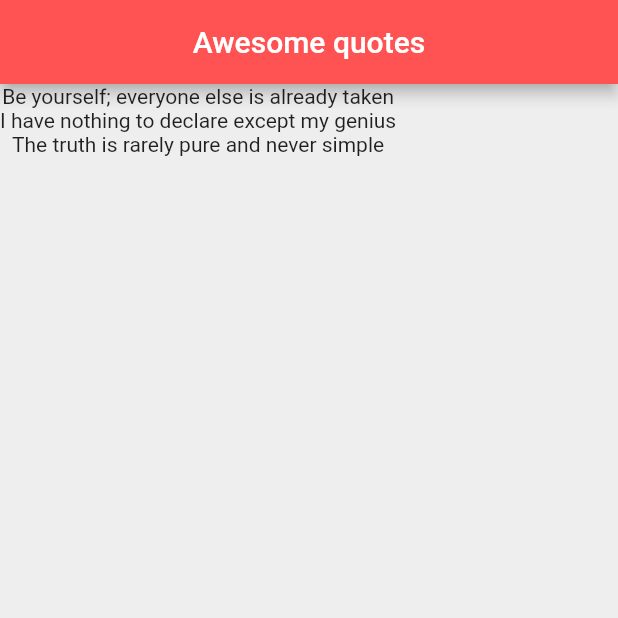
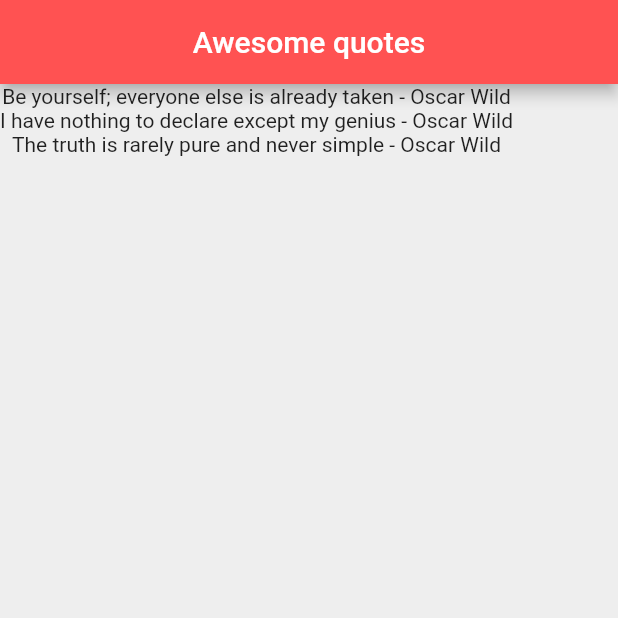
Before and after one commit to leonardosibela/list_app_flutter, a Flutter app: the screen it shows after launch, on a phone screen of 412 x 824 dp, the top half of it. Run offline on Flutter 3.47's test engine with Material 2 defaults, Android fonts, the phone set to English and light mode, and no system bars.

Commit message:
Displaying a list of quotes

```diff
--- a/lib/main.dart
+++ b/lib/main.dart
@@ -1,4 +1,6 @@
 import 'package:flutter/material.dart';
+import 'package:list_app_flutter/quote.dart';
+import 'quote.dart';
 
 void main() {
   runApp(MaterialApp(
@@ -13,10 +15,10 @@ class QuoteList extends StatefulWidget {
 
 class _QuoteListState extends State<QuoteList> {
 
-  List<String> quotes = [
-    'Be yourself; everyone else is already taken',
-    'I have nothing to declare except my genius',
-    'The truth is rarely pure and never simple'
+  List<Quote> quotes = [
+    Quote(author: 'Oscar Wild', text: 'Be yourself; everyone else is already taken'),
+    Quote(author: 'Oscar Wild', text: 'I have nothing to declare except my genius'),
+    Quote(author: 'Oscar Wild', text: 'The truth is rarely pure and never simple')
   ];
 
   @override
@@ -29,7 +31,7 @@ class _QuoteListState extends State<QuoteList> {
         backgroundColor: Colors.redAccent,
       ),
       body: Column(
-        children: quotes.map((quote) => Text(quote)).toList()
+        children: quotes.map((quote) => Text('${quote.text} - ${quote.author} ')).toList()
       ),
     );
   }
```
